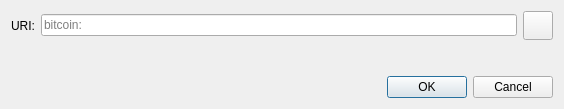
Old version of the form src/qt/forms/openuridialog.ui in the repository bitkini/bitkini.
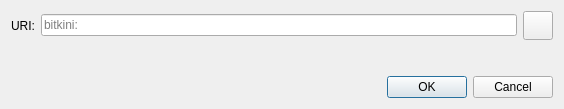
New version of the form. Icons and pictures are not drawn. Custom widgets are drawn as their Qt base class.

Commit message: bitcoin: addressess changed to bitkini:

```diff
--- a/src/qt/forms/openuridialog.ui
+++ b/src/qt/forms/openuridialog.ui
@@ -26,7 +26,7 @@
      <item>
       <widget class="QValidatedLineEdit" name="uriEdit">
        <property name="placeholderText">
-        <string notr="true">bitcoin:</string>
+        <string notr="true">bitkini:</string>
        </property>
       </widget>
      </item>
```
The commit also changes 5 other files.
